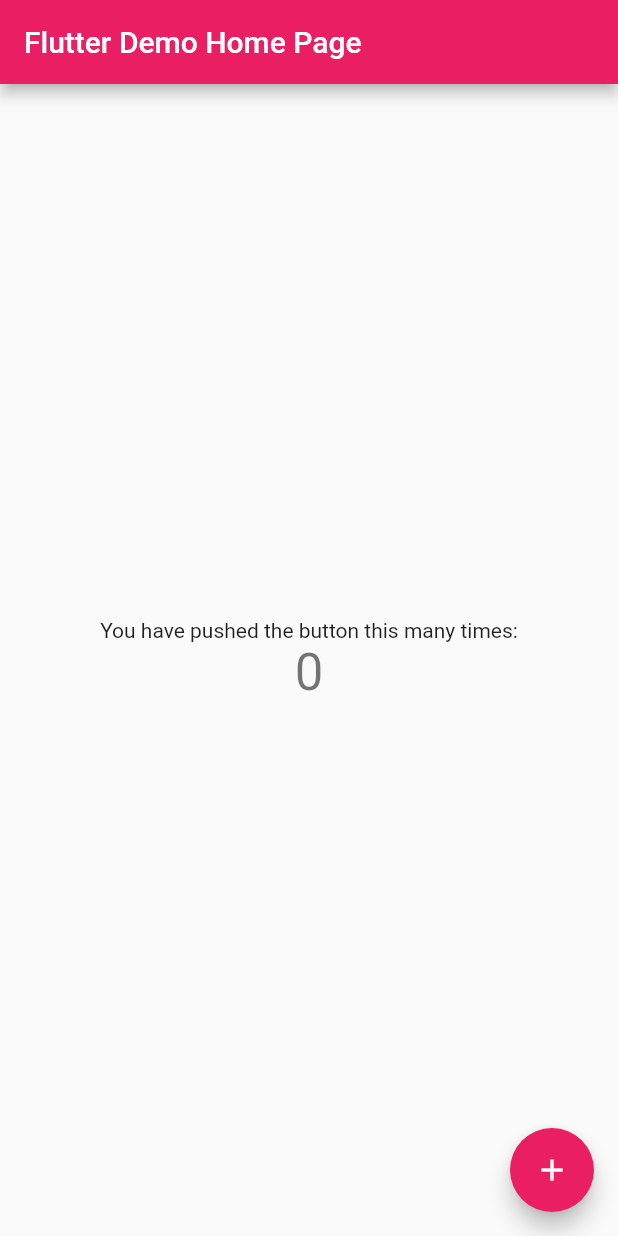
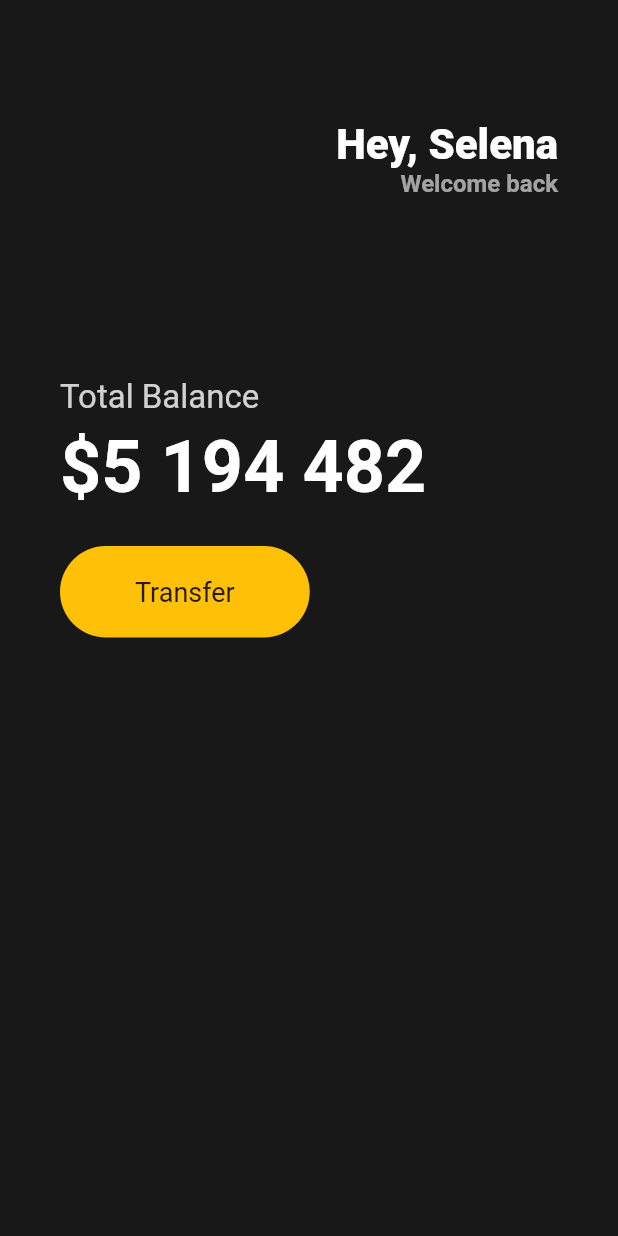
Before and after one commit to znehraks/flutter-study, a Flutter app: the screen it shows after launch, on a phone screen of 412 x 824 dp. Run offline on Flutter 3.47's test engine with Material 2 defaults, Android fonts, the phone set to English and light mode, and no system bars.

Commit message:
ui study

```diff
--- a/lib/main.dart
+++ b/lib/main.dart
@@ -1,115 +1,104 @@
 import 'package:flutter/material.dart';
 
 void main() {
-  runApp(const MyApp());
+  runApp(App());
 }
 
-class MyApp extends StatelessWidget {
-  const MyApp({super.key});
-
-  // This widget is the root of your application.
+class App extends StatelessWidget {
   @override
   Widget build(BuildContext context) {
     return MaterialApp(
-      title: 'Flutter Demo',
-      theme: ThemeData(
-        // This is the theme of your application.
-        //
-        // Try running your application with "flutter run". You'll see the
-        // application has a blue toolbar. Then, without quitting the app, try
-        // changing the primarySwatch below to Colors.green and then invoke
-        // "hot reload" (press "r" in the console where you ran "flutter run",
-        // or simply save your changes to "hot reload" in a Flutter IDE).
-        // Notice that the counter didn't reset back to zero; the application
-        // is not restarted.
-        primarySwatch: Colors.pink,
-      ),
-      home: const MyHomePage(title: 'Flutter Demo Home Page'),
+      home: Scaffold(
+          backgroundColor: Color(0xff181818),
+          body: Padding(
+            padding: EdgeInsets.symmetric(
+              horizontal: 40,
+            ),
+            child: Column(
+              crossAxisAlignment: CrossAxisAlignment.start,
+              children: [
+                SizedBox(
+                  height: 80,
+                ),
+                Row(
+                  mainAxisAlignment: MainAxisAlignment.end,
+                  children: [
+                    Column(
+                      crossAxisAlignment: CrossAxisAlignment.end,
+                      children: [
+                        Text(
+                          'Hey, Selena',
+                          style: TextStyle(
+                            color: Colors.white,
+                            fontSize: 28,
+                            fontWeight: FontWeight.w800,
+                          ),
+                        ),
+                        Text(
+                          'Welcome back',
+                          style: TextStyle(
+                            color: Colors.white.withOpacity(0.6),
+                            fontSize: 16,
+                            fontWeight: FontWeight.bold,
+                          ),
+                        ),
+                      ],
+                    )
+                  ],
+                ),
+                SizedBox(
+                  height: 120,
+                ),
+                Text(
+                  'Total Balance',
+                  style: TextStyle(
+                    color: Colors.white.withOpacity(
+                      0.8,
+                    ),
+                    fontSize: 22,
+                  ),
+                ),
+                SizedBox(
+                  height: 5,
+                ),
+                Text(
+                  '\$5 194 482',
+                  style: TextStyle(
+                    fontSize: 48,
+                    fontWeight: FontWeight.w600,
+                    color: Colors.white,
+                  ),
+                ),
+                SizedBox(
+                  height: 25,
+                ),
+                Row(
+                  children: [
+                    Container(
+                      decoration: BoxDecoration(
+                        color: Colors.amber,
+                        borderRadius: BorderRadius.circular(
+                          45,
+                        ),
+                      ),
+                      child: Padding(
+                        padding: EdgeInsets.symmetric(
+                          vertical: 20,
+                          horizontal: 50,
+                        ),
+                        child: Text(
+                          "Transfer",
+                          style: TextStyle(
+                            fontSize: 18,
+                          ),
+                        ),
+                      ),
+                    ),
+                  ],
+                ),
+              ],
+            ),
+          )),
     );
   }
 }
-
-class MyHomePage extends StatefulWidget {
-  const MyHomePage({super.key, required this.title});
-
-  // This widget is the home page of your application. It is stateful, meaning
-  // that it has a State object (defined below) that contains fields that affect
-  // how it looks.
-
-  // This class is the configuration for the state. It holds the values (in this
-  // case the title) provided by the parent (in this case the App widget) and
-  // used by the build method of the State. Fields in a Widget subclass are
-  // always marked "final".
-
-  final String title;
-
-  @override
-  State<MyHomePage> createState() => _MyHomePageState();
-}
-
-class _MyHomePageState extends State<MyHomePage> {
-  int _counter = 0;
-
-  void _incrementCounter() {
-    setState(() {
-      // This call to setState tells the Flutter framework that something has
-      // changed in this State, which causes it to rerun the build method below
-      // so that the display can reflect the updated values. If we changed
-      // _counter without calling setState(), then the build method would not be
-      // called again, and so nothing would appear to happen.
-      _counter++;
-    });
-  }
-
-  @override
-  Widget build(BuildContext context) {
-    // This method is rerun every time setState is called, for instance as done
-    // by the _incrementCounter method above.
-    //
-    // The Flutter framework has been optimized to make rerunning build methods
-    // fast, so that you can just rebuild anything that needs updating rather
-    // than having to individually change instances of widgets.
-    return Scaffold(
-      appBar: AppBar(
-        // Here we take the value from the MyHomePage object that was created by
-        // the App.build method, and use it to set our appbar title.
-        title: Text(widget.title),
-      ),
-      body: Center(
-        // Center is a layout widget. It takes a single child and positions it
-        // in the middle of the parent.
-        child: Column(
-          // Column is also a layout widget. It takes a list of children and
-          // arranges them vertically. By default, it sizes itself to fit its
-          // children horizontally, and tries to be as tall as its parent.
-          //
-          // Invoke "debug painting" (press "p" in the console, choose the
-          // "Toggle Debug Paint" action from the Flutter Inspector in Android
-          // Studio, or the "Toggle Debug Paint" command in Visual Studio Code)
-          // to see the wireframe for each widget.
-          //
-          // Column has various properties to control how it sizes itself and
-          // how it positions its children. Here we use mainAxisAlignment to
-          // center the children vertically; the main axis here is the vertical
-          // axis because Columns are vertical (the cross axis would be
-          // horizontal).
-          mainAxisAlignment: MainAxisAlignment.center,
-          children: <Widget>[
-            const Text(
-              'You have pushed the button this many times:',
-            ),
-            Text(
-              '$_counter',
-              style: Theme.of(context).textTheme.headlineMedium,
-            ),
-          ],
-        ),
-      ),
-      floatingActionButton: FloatingActionButton(
-        onPressed: _incrementCounter,
-        tooltip: 'Increment',
-        child: const Icon(Icons.add),
-      ), // This trailing comma makes auto-formatting nicer for build methods.
-    );
-  }
-}
```
